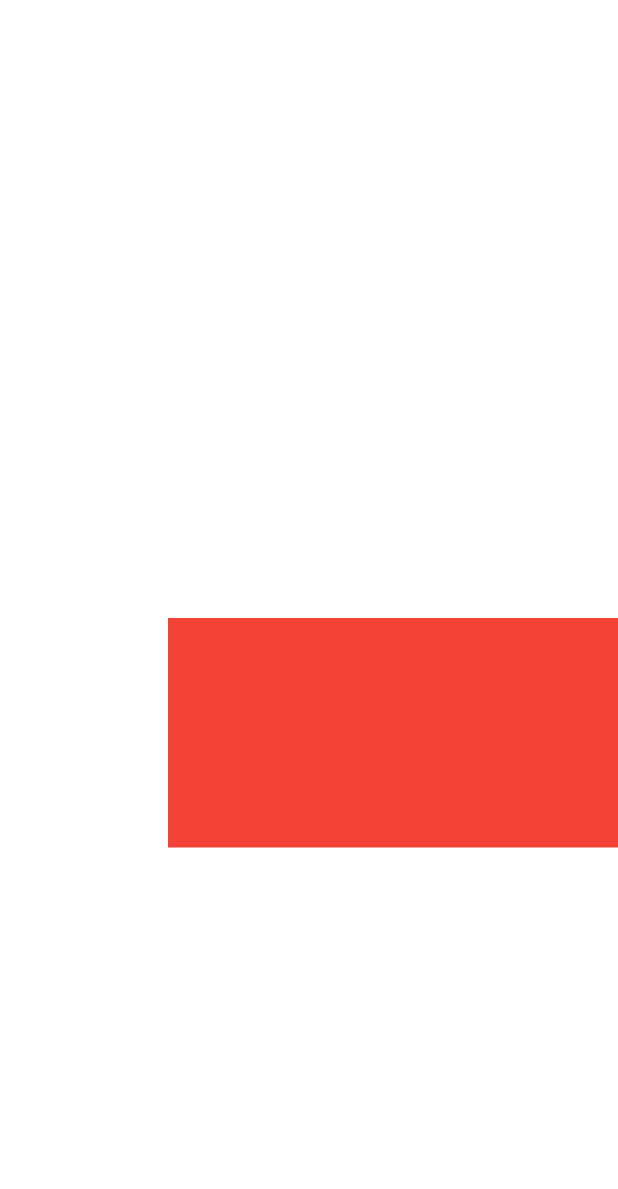
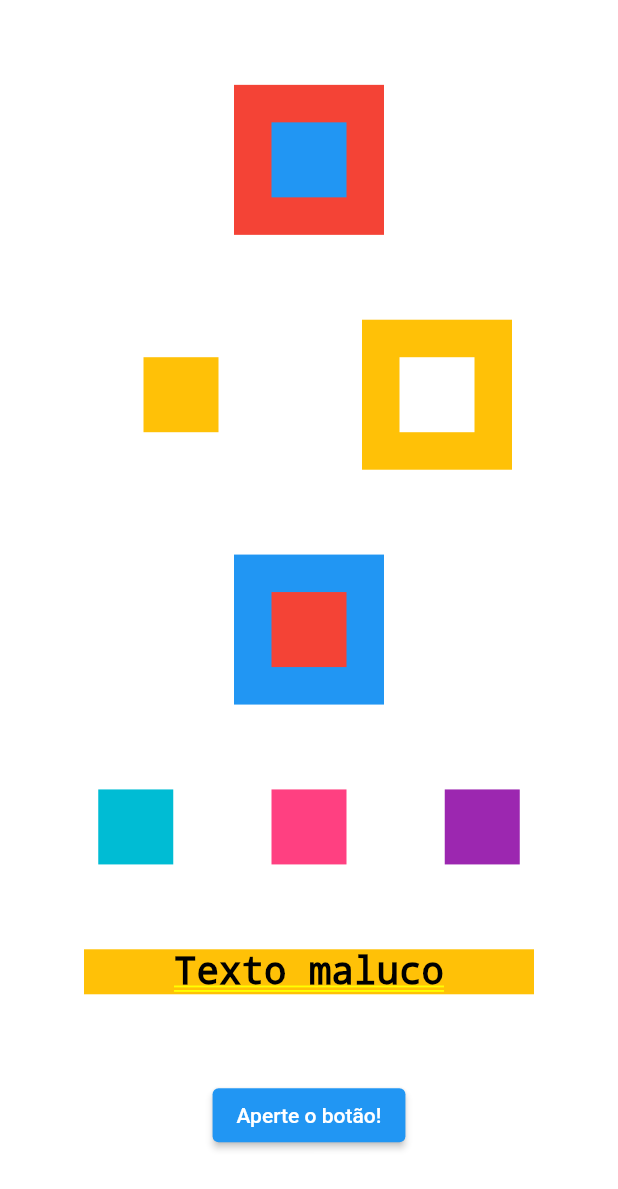
Before and after one commit to xFelipe/estudos-flutter-1, a Flutter app: the screen it shows after launch, on a phone screen of 412 x 824 dp. Shown: the top 1189 px of the screen. Run offline on Flutter 3.47's test engine with Material 2 defaults, Android fonts, the phone set to English and light mode, and no system bars.

Commit message:
Meu primeiro botão com flutter

```diff
--- a/lib/main.dart
+++ b/lib/main.dart
@@ -15,22 +15,113 @@ class MyApp extends StatelessWidget {
       theme: ThemeData(
         primarySwatch: Colors.blue,
       ),
-        home: Column(
-          mainAxisAlignment: MainAxisAlignment.center,  // Eixo Y, que nesse caso é o eixo principal da Column
-          crossAxisAlignment: CrossAxisAlignment.end, // Eixo X, que nesse caso é o eixo secundário
+      home: Container(
+        color: Colors.white,
+        child: Column(
+          mainAxisAlignment: MainAxisAlignment.spaceEvenly,
+          crossAxisAlignment: CrossAxisAlignment.center,
+          children: [
+            Stack(
+              alignment: AlignmentDirectional.center,
+              children: [
+                Container(
+                  color: Colors.red,
+                  width: 100,
+                  height: 100,
+                ),
+                Container(
+                  color: Colors.blue,
+                  width: 50,
+                  height: 50,
+                ),
+              ],
+            ),
+            Row(
+              mainAxisAlignment: MainAxisAlignment.spaceEvenly,
+              children: [
+                Stack(
+                  alignment: AlignmentDirectional.center,
                   children: [
                     Container(
                       color: Colors.white,
-              width: 200,
-              height: 153,
+                      width: 100,
+                      height: 100,
+                    ),
+                    Container(
+                      color: Colors.amber,
+                      width: 50,
+                      height: 50,
+                    ),
+                  ],
+                ),
+                Stack(
+                  alignment: AlignmentDirectional.center,
+                  children: [
+                    Container(
+                      color: Colors.amber,
+                      width: 100,
+                      height: 100,
+                    ),
+                    Container(
+                      color: Colors.white,
+                      width: 50,
+                      height: 50,
+                    ),
+                  ],
+                )
+              ],
+            ),
+            Stack(
+              alignment: AlignmentDirectional.center,
+              children: [
+                Container(
+                  color: Colors.blue,
+                  width: 100,
+                  height: 100,
                 ),
                 Container(
                   color: Colors.red,
-              width: 300,
-              height: 153,
+                  width: 50,
+                  height: 50,
                 ),
               ],
-        ));
+            ),
+            Row(
+              mainAxisAlignment: MainAxisAlignment.spaceEvenly,
+              crossAxisAlignment: CrossAxisAlignment.center,
+              children: [
+                Container(
+                  color: Colors.cyan,
+                  width: 50,
+                  height: 50,
+                ),
+                Container(
+                  color: Colors.pinkAccent,
+                  width: 50,
+                  height: 50,
+                ),
+                Container(
+                  color: Colors.purple,
+                  width: 50,
+                  height: 50,
+                ),
+              ],
+            ),
+            Container(
+              color: Colors.amber,
+              width: 300,
+              height: 30,
+              child: const Text("Texto maluco",
+                  style: TextStyle(color: Colors.black, fontSize: 25),
+                  textAlign: TextAlign.center),
+            ),
+            ElevatedButton(onPressed: () {
+              print("Você apertou o Botão!");
+            }, child: Text("Aperte o botão!"))
+          ],
+        ),
+      ),
+    );
   }
 }
 
```
Lines whose indentation alone changed are shown as unchanged.
